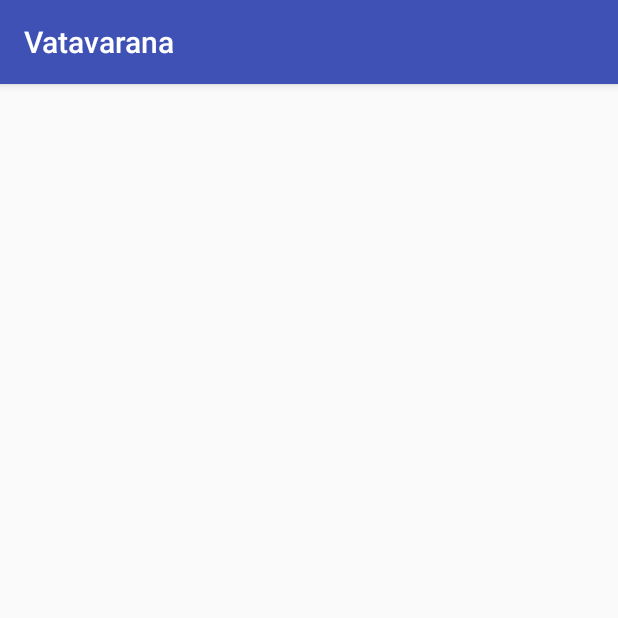
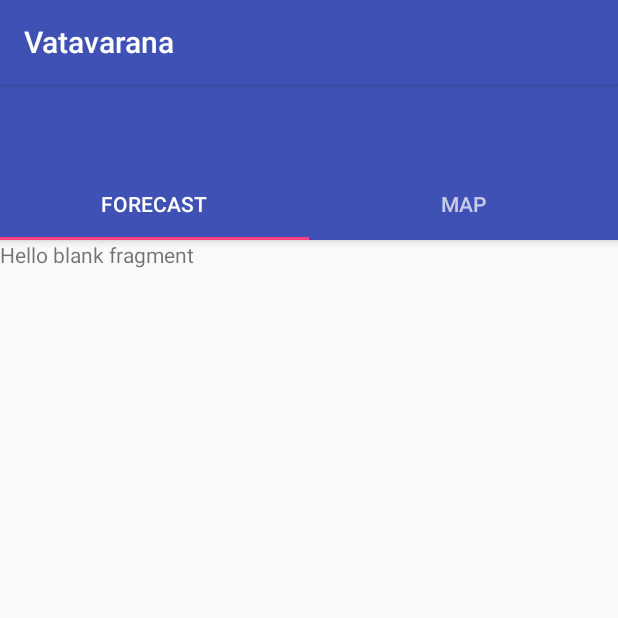
Before and after one commit to pravinkandala/Vatavarana, an Android app: the screen it shows after launch (BaseActivity), on a phone screen of 412 x 824 dp, the top half of it. Run offline under Robolectric (Android 15) with nearby library versions, the phone set to English and light mode, and no system bars.

Commit message:
PageTwo fragment map initial setup done

```diff
--- a/app/src/main/java/io/pk/vatavarana/Adapter/TabAdapter.java
+++ b/app/src/main/java/io/pk/vatavarana/Adapter/TabAdapter.java
@@ -4,6 +4,7 @@ package io.pk.vatavarana.adapter;
 import android.support.v4.app.Fragment;
 import android.support.v4.app.FragmentManager;
 import android.support.v4.app.FragmentStatePagerAdapter;
+import io.pk.vatavarana.fragment.*;
 
 public class TabAdapter extends FragmentStatePagerAdapter {
 
--- a/app/src/main/java/io/pk/vatavarana/BaseActivity.java
+++ b/app/src/main/java/io/pk/vatavarana/BaseActivity.java
@@ -1,7 +1,11 @@
 package io.pk.vatavarana;
 
+import android.os.Bundle;
+import android.support.v4.view.ViewPager;
 import android.support.v7.app.AppCompatActivity;
-import android.os.Bundle;
+import android.support.design.widget.TabLayout;
+
+import io.pk.vatavarana.adapter.TabAdapter;
 
 public class BaseActivity extends AppCompatActivity {
 
@@ -9,5 +13,18 @@ public class BaseActivity extends AppCompatActivity {
     protected void onCreate(Bundle savedInstanceState) {
         super.onCreate(savedInstanceState);
         setContentView(R.layout.activity_base);
+
+        TabLayout tabLayout = (TabLayout) findViewById(R.id.tabs);
+
+        ViewPager viewPager = (ViewPager) findViewById(R.id.viewpager);
+
+        tabLayout.setupWithViewPager(viewPager);
+
+        TabAdapter adapter = new TabAdapter(getSupportFragmentManager());
+
+
+        viewPager.setAdapter(adapter);
+        viewPager.addOnPageChangeListener(new TabLayout.TabLayoutOnPageChangeListener(tabLayout));
+
     }
 }
--- a/app/src/main/java/io/pk/vatavarana/fragment/PageTwo.java
+++ b/app/src/main/java/io/pk/vatavarana/fragment/PageTwo.java
@@ -6,25 +6,100 @@ import android.support.v4.app.Fragment;
 import android.view.LayoutInflater;
 import android.view.View;
 import android.view.ViewGroup;
+import android.widget.Toast;
+
+import com.google.android.gms.maps.GoogleMap;
+import com.google.android.gms.maps.MapView;
+import com.google.android.gms.maps.MapsInitializer;
+import com.google.android.gms.maps.OnMapReadyCallback;
+import com.google.android.gms.maps.model.LatLng;
 
 import io.pk.vatavarana.R;
+
+import static io.pk.vatavarana.R.id.mapView;
 
 /**
  * A simple {@link Fragment} subclass.
  */
-public class PageTwo extends Fragment {
+public class PageTwo extends Fragment implements OnMapReadyCallback{
 
+    public static View view;
+
+    GoogleMap mMap;
+    MapView mMapView;
 
     public PageTwo() {
         // Required empty public constructor
     }
 
 
+
     @Override
     public View onCreateView(LayoutInflater inflater, ViewGroup container,
                              Bundle savedInstanceState) {
         // Inflate the layout for this fragment
-        return inflater.inflate(R.layout.fragment_page_two, container, false);
+        view = inflater.inflate(R.layout.fragment_page_two, container, false);
+
+
+
+        mMapView = ((MapView) view.findViewById(mapView));
+        mMapView.onCreate(savedInstanceState);
+        mMapView.onResume();
+
+        try {
+            MapsInitializer.initialize(getActivity().getApplicationContext());
+        } catch (Exception e) {
+            e.printStackTrace();
+        }
+
+        mMapView.getMapAsync(this);
+
+
+        return view;
     }
 
+    @Override
+    public void onMapReady(GoogleMap googleMap) {
+        mMap = googleMap;
+        mMap.setMapType(GoogleMap.MAP_TYPE_NORMAL);
+        mMap.getUiSettings().setMyLocationButtonEnabled(true);
+        mMap.getUiSettings().setCompassEnabled(true);
+        mMap.getUiSettings().setMapToolbarEnabled(true);
+        mMap.getUiSettings().setAllGesturesEnabled(true);
+
+
+        mMap.setOnMapLongClickListener(new GoogleMap.OnMapLongClickListener() {
+            @Override
+            public void onMapLongClick(LatLng latLng) {
+
+                Toast.makeText(view.getContext(), "working" + latLng.longitude, Toast.LENGTH_SHORT).show();
+            }
+        });
+    }
+
+    @Override
+    public void onResume() {
+        super.onResume();
+        mMapView.onResume();
+    }
+
+    @Override
+    public void onPause() {
+        super.onPause();
+        mMapView.onPause();
+    }
+
+    @Override
+    public void onDestroy() {
+        super.onDestroy();
+        mMapView.onDestroy();
+    }
+
+    @Override
+    public void onLowMemory() {
+        super.onLowMemory();
+        mMapView.onLowMemory();
+    }
+
+
 }
--- a/app/src/main/res/layout/activity_base.xml
+++ b/app/src/main/res/layout/activity_base.xml
@@ -1,13 +1,36 @@
 <?xml version="1.0" encoding="utf-8"?>
-<RelativeLayout xmlns:android="http://schemas.android.com/apk/res/android"
-    xmlns:tools="http://schemas.android.com/tools"
-    android:id="@+id/activity_base"
+<android.support.design.widget.CoordinatorLayout xmlns:android="http://schemas.android.com/apk/res/android"
+    xmlns:app="http://schemas.android.com/apk/res-auto"
+    android:id="@+id/main_content"
     android:layout_width="match_parent"
-    android:layout_height="match_parent"
-    android:paddingBottom="@dimen/activity_vertical_margin"
-    android:paddingLeft="@dimen/activity_horizontal_margin"
-    android:paddingRight="@dimen/activity_horizontal_margin"
-    android:paddingTop="@dimen/activity_vertical_margin"
-    tools:context="io.pk.vatavarana.BaseActivity">
+    android:layout_height="match_parent">
 
-</RelativeLayout>
+    <android.support.design.widget.AppBarLayout
+        android:id="@+id/appbar"
+        android:layout_width="match_parent"
+        android:layout_height="wrap_content"
+        android:theme="@style/ThemeOverlay.AppCompat.Dark.ActionBar">
+
+        <android.support.v7.widget.Toolbar
+            android:id="@+id/toolbar"
+            android:layout_width="match_parent"
+            android:layout_height="?attr/actionBarSize"
+            android:background="?attr/colorPrimary"
+            app:popupTheme="@style/ThemeOverlay.AppCompat.Light"
+            app:layout_scrollFlags="scroll|enterAlways|snap" />
+
+        <android.support.design.widget.TabLayout
+            android:id="@+id/tabs"
+            android:layout_width="match_parent"
+            android:layout_height="wrap_content" />
+
+    </android.support.design.widget.AppBarLayout>
+
+    <android.support.v4.view.ViewPager
+        android:id="@+id/viewpager"
+        android:layout_width="match_parent"
+        android:layout_height="match_parent"
+        app:layout_behavior="@string/appbar_scrolling_view_behavior" />
+
+
+</android.support.design.widget.CoordinatorLayout>
--- a/app/src/main/res/values/strings.xml
+++ b/app/src/main/res/values/strings.xml
@@ -3,4 +3,7 @@
 
     <!-- TODO: Remove or change this placeholder text -->
     <string name="hello_blank_fragment">Hello blank fragment</string>
+    <string name="BASE_URL">http://api.wunderground.com/api/</string>
+    <string name="API_ID">0423958b78e1d1e2</string>
+    <string name="FORECAST">/conditions/forecast/alert/q/</string>
 </resources>
```
Also changed, not shown: app/build.gradle (+8 -2 lines), app/src/main/AndroidManifest.xml (+15 -1 lines), app/src/main/java/io/pk/vatavarana/model/CurrentObservation.java (+9 -0 lines), app/src/main/java/io/pk/vatavarana/network/WeatherSearchManager.java (added, +70 -0 lines), app/src/main/res/layout/fragment_page_two.xml (+3 -4 lines).
